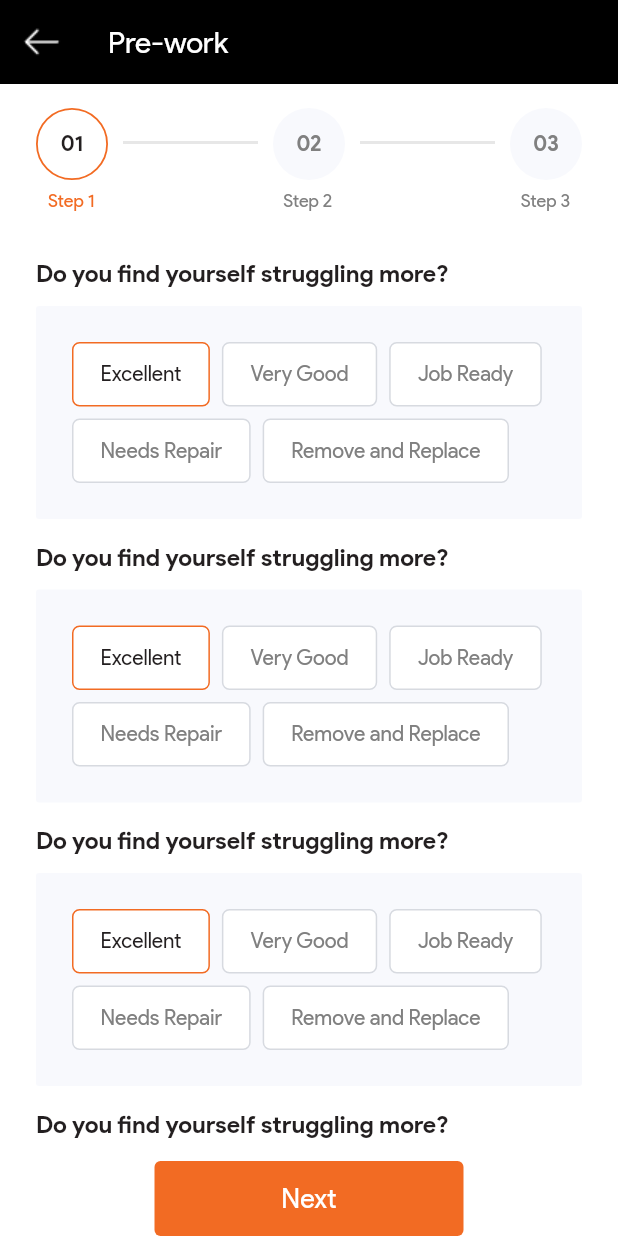
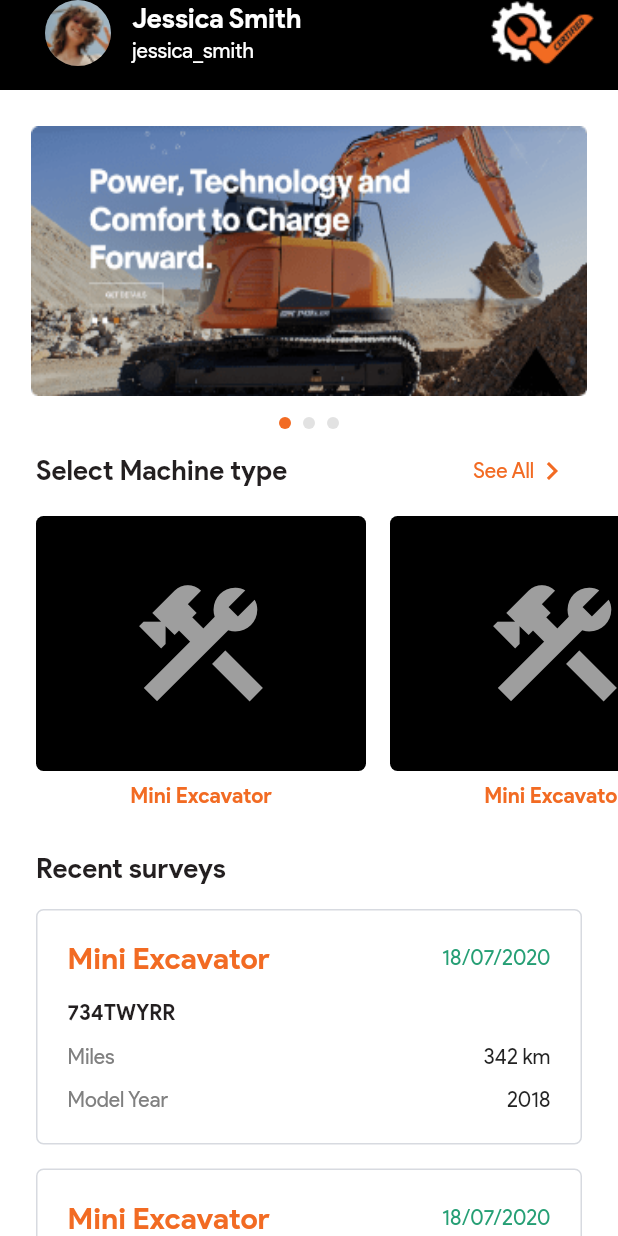
Before and after one commit to BarinderSingh04/dosaan, a Flutter app: the screen it shows after launch, on a phone screen of 412 x 824 dp. Run offline on Flutter 3.47's test engine with Material 2 defaults, Android fonts, the phone set to English and light mode, and no system bars; drawn by our look-alikes of carousel_slider; our stand-ins replace dotted_border.

Commit message:
added home screen

```diff
--- a/lib/history_screen.dart
+++ b/lib/history_screen.dart
@@ -38,7 +38,7 @@ class HistoryScreen extends StatelessWidget {
               ],
             ),
             const SizedBox(height: 18),
-            const historyItem(
+            const HistoryItem(
               name: "Mini Excavator",
               date: "18/07/2020",
               model: "734TWYRR",
@@ -46,7 +46,7 @@ class HistoryScreen extends StatelessWidget {
               year: "2018",
             ),
             const SizedBox(height: 14),
-            const historyItem(
+            const HistoryItem(
               name: "Mini Excavator",
               date: "18/07/2020",
               model: "734TWYRR",
@@ -54,7 +54,7 @@ class HistoryScreen extends StatelessWidget {
               year: "2018",
             ),
             const SizedBox(height: 14),
-            const historyItem(
+            const HistoryItem(
               name: "Mini Excavator",
               date: "18/07/2020",
               model: "734TWYRR",
@@ -68,13 +68,14 @@ class HistoryScreen extends StatelessWidget {
   }
 }
 
-class historyItem extends StatelessWidget {
+class HistoryItem extends StatelessWidget {
   final String name;
   final String date;
   final String model;
   final String miles;
   final String year;
-  const historyItem({
+
+  const HistoryItem({
     Key? key,
     required this.name,
     required this.date,
@@ -88,8 +89,11 @@ class historyItem extends StatelessWidget {
     return Container(
       padding: const EdgeInsets.all(20),
       decoration: BoxDecoration(
-          borderRadius: BorderRadius.circular(5),
-          border: Border.all(color: const Color(0xffd7dae0))),
+        borderRadius: BorderRadius.circular(5),
+        border: Border.all(
+          color: const Color(0xffd7dae0),
+        ),
+      ),
       child: Column(
         crossAxisAlignment: CrossAxisAlignment.start,
         children: [
@@ -99,25 +103,30 @@ class historyItem extends StatelessWidget {
               Text(
                 name,
                 style: const TextStyle(
-                    fontSize: 20,
-                    color: Color(0xfff26b23),
-                    fontWeight: FontWeight.w600),
+                  fontSize: 20,
+                  color: Color(0xfff26b23),
+                  fontWeight: FontWeight.w600,
+                ),
               ),
               Text(
                 date,
-                style: const TextStyle(fontSize: 14, color: Color(0xff269f75)),
+                style: const TextStyle(
+                  fontSize: 14,
+                  color: Color(0xff269f75),
+                ),
               ),
             ],
           ),
-          const SizedBox(height: 12),
+          const SizedBox(height: 16),
           Text(
             model,
             style: const TextStyle(
-                fontSize: 14,
-                fontWeight: FontWeight.w600,
-                color: Color(0xff231f20)),
+              fontSize: 14,
+              fontWeight: FontWeight.w600,
+              color: Color(0xff231f20),
+            ),
           ),
-          const SizedBox(height: 8),
+          const SizedBox(height: 12),
           Row(
             mainAxisAlignment: MainAxisAlignment.spaceBetween,
             children: [
@@ -131,7 +140,7 @@ class historyItem extends StatelessWidget {
               )
             ],
           ),
-          const SizedBox(height: 8),
+          const SizedBox(height: 12),
           Row(
             mainAxisAlignment: MainAxisAlignment.spaceBetween,
             children: [
--- /dev/null
+++ b/lib/home_screen.dart
@@ -0,0 +1,278 @@
+import 'package:carousel_slider/carousel_slider.dart';
+import 'package:flutter/material.dart';
+import 'package:flutter/services.dart';
+
+import 'history_screen.dart';
+
+class HomeScreen extends StatefulWidget {
+  const HomeScreen({Key? key}) : super(key: key);
+
+  @override
+  State<HomeScreen> createState() => _HomeScreenState();
+}
+
+class _HomeScreenState extends State<HomeScreen> {
+  int _current = 0;
+
+  @override
+  Widget build(BuildContext context) {
+    return Scaffold(
+      appBar: const HomeAppBar(),
+      body: SafeArea(
+        child: ListView(
+          children: [
+            const SizedBox(
+              height: 24,
+            ),
+            CarouselSlider(
+              items: List.generate(
+                3,
+                (index) => Image.asset(
+                  "assets/images/Mask  3079.png",
+                  fit: BoxFit.fill,
+                ),
+              ),
+              options: CarouselOptions(
+                height: 180,
+                viewportFraction: 0.9,
+                initialPage: 0,
+                enableInfiniteScroll: true,
+                reverse: false,
+                autoPlay: true,
+                scrollDirection: Axis.horizontal,
+                autoPlayInterval: const Duration(seconds: 3),
+                autoPlayAnimationDuration: const Duration(milliseconds: 800),
+                autoPlayCurve: Curves.fastOutSlowIn,
+                enlargeCenterPage: true,
+                onPageChanged: (index, reason) {
+                  setState(() {
+                    _current = index;
+                  });
+                },
+              ),
+            ),
+            const SizedBox(
+              height: 10,
+            ),
+            Row(
+              mainAxisAlignment: MainAxisAlignment.center,
+              children: List.generate(3, (entry) {
+                return Container(
+                    width: 8.0,
+                    height: 8.0,
+                    margin: const EdgeInsets.symmetric(
+                        vertical: 4.0, horizontal: 4.0),
+                    decoration: BoxDecoration(
+                      shape: BoxShape.circle,
+                      color: _current == entry
+                          ? Theme.of(context).primaryColor
+                          : const Color.fromARGB(255, 226, 226, 226),
+                    ));
+              }).toList(),
+            ),
+            Column(
+              children: [
+                Padding(
+                  padding: const EdgeInsets.symmetric(horizontal: 24.0),
+                  child: Row(
+                    mainAxisAlignment: MainAxisAlignment.spaceBetween,
+                    children: [
+                      Text(
+                        "Select Machine type",
+                        style: TextStyle(
+                          color: Theme.of(context).primaryColorDark,
+                          fontWeight: FontWeight.bold,
+                          fontSize: 18.0,
+                        ),
+                      ),
+                      TextButton(
+                        style: TextButton.styleFrom(
+                          primary: Theme.of(context).primaryColor,
+                        ),
+                        onPressed: () {},
+                        child: Row(
+                          children: const [
+                            Text("See All"),
+                            Icon(Icons.chevron_right),
+                          ],
+                        ),
+                      ),
+                    ],
+                  ),
+                ),
+                const SizedBox(height: 6.0),
+                SizedBox.fromSize(
+                  size: const Size.fromHeight(200),
+                  child: ListView.separated(
+                    itemCount: 3,
+                    padding: const EdgeInsets.symmetric(horizontal: 24.0),
+                    scrollDirection: Axis.horizontal,
+                    itemBuilder: (context, index) {
+                      return const MachineItem();
+                    },
+                    separatorBuilder: (context, index) {
+                      return const SizedBox(width: 16.0);
+                    },
+                  ),
+                ),
+                const SizedBox(height: 24.0),
+                Align(
+                  alignment: Alignment.centerLeft,
+                  child: Padding(
+                    padding: const EdgeInsets.symmetric(horizontal: 24.0),
+                    child: Text(
+                      "Recent surveys",
+                      style: TextStyle(
+                        color: Theme.of(context).primaryColorDark,
+                        fontWeight: FontWeight.bold,
+                        fontSize: 18.0,
+                      ),
+                    ),
+                  ),
+                ),
+              ],
+            ),
+            const SizedBox(height: 16.0),
+            Padding(
+              padding: const EdgeInsets.symmetric(horizontal: 24.0),
+              child: Wrap(
+                runSpacing: 16.0,
+                children: const [
+                  HistoryItem(
+                    name: "Mini Excavator",
+                    date: "18/07/2020",
+                    model: "734TWYRR",
+                    miles: "342 km",
+                    year: "2018",
+                  ),
+                  HistoryItem(
+                    name: "Mini Excavator",
+                    date: "18/07/2020",
+                    model: "734TWYRR",
+                    miles: "342 km",
+                    year: "2018",
+                  ),
+                  HistoryItem(
+                    name: "Mini Excavator",
+                    date: "18/07/2020",
+                    model: "734TWYRR",
+                    miles: "342 km",
+                    year: "2018",
+                  ),
+                ],
+              ),
+            )
+          ],
+        ),
+      ),
+    );
+  }
+}
+
+class MachineItem extends StatelessWidget {
+  const MachineItem({
+    Key? key,
+  }) : super(key: key);
+
+  @override
+  Widget build(BuildContext context) {
+    return Column(
+      children: [
+        Container(
+          constraints: BoxConstraints.tight(const Size(220, 170)),
+          decoration: BoxDecoration(
+            borderRadius: BorderRadius.circular(5.0),
+            color: Colors.black,
+          ),
+          child: const Icon(
+            Icons.construction,
+            color: Colors.grey,
+            size: 100,
+          ),
+        ),
+        const SizedBox(height: 8.0),
+        Text(
+          "Mini Excavator",
+          style: TextStyle(
+            fontWeight: FontWeight.w600,
+            color: Theme.of(context).primaryColor,
+          ),
+        )
+      ],
+    );
+  }
+}
+
+class HomeAppBar extends StatelessWidget implements PreferredSizeWidget {
+  const HomeAppBar({Key? key}) : super(key: key);
+
+  @override
+  Widget build(BuildContext context) {
+    final padding = MediaQuery.of(context).padding.top;
+    return AnnotatedRegion<SystemUiOverlayStyle>(
+      value: const SystemUiOverlayStyle(
+        statusBarColor: Colors.black,
+        statusBarIconBrightness: Brightness.light,
+        statusBarBrightness: Brightness.dark,
+      ),
+      child: SizedBox.fromSize(
+        size: Size.fromHeight(padding + 60),
+        child: DecoratedBox(
+          decoration: const BoxDecoration(
+            color: Colors.black,
+          ),
+          child: Align(
+            alignment: Alignment.bottomCenter,
+            child: SizedBox.fromSize(
+              size: const Size.fromHeight(60),
+              child: Padding(
+                padding: const EdgeInsets.only(
+                  left: 24.0,
+                  bottom: 16.0,
+                  right: 16.0,
+                ),
+                child: Row(
+                  crossAxisAlignment: CrossAxisAlignment.end,
+                  children: [
+                    const CircleAvatar(
+                      radius: 28,
+                      backgroundImage: AssetImage(
+                        "assets/images/avatar.png",
+                      ),
+                    ),
+                    const SizedBox(width: 8),
+                    Expanded(
+                      child: Column(
+                        crossAxisAlignment: CrossAxisAlignment.start,
+                        mainAxisAlignment: MainAxisAlignment.center,
+                        children: const [
+                          Text(
+                            "Jessica Smith",
+                            style: TextStyle(
+                              color: Colors.white,
+                              fontSize: 18,
+                              fontWeight: FontWeight.bold,
+                            ),
+                          ),
+                          SizedBox(height: 2),
+                          Text(
+                            "jessica_smith",
+                            style: TextStyle(color: Colors.white),
+                          ),
+                        ],
+                      ),
+                    ),
+                    Image.asset("assets/images/Certified.png")
+                  ],
+                ),
+              ),
+            ),
+          ),
+        ),
+      ),
+    );
+  }
+
+  @override
+  Size get preferredSize => const Size.fromHeight(60);
+}
--- a/lib/jessica _smith_screen.dart
+++ /dev/null
@@ -1,68 +0,0 @@
-import 'package:flutter/material.dart';
-
-class JessicaSmithScreen extends StatelessWidget {
-  const JessicaSmithScreen({Key? key}) : super(key: key);
-
-  @override
-  Widget build(BuildContext context) {
-    return Scaffold(
-      body: Padding(
-        padding: const EdgeInsets.symmetric(horizontal: 24, vertical: 10),
-        child: SafeArea(
-          child: Column(
-            children: [
-              Container(
-
-                decoration: BoxDecoration(
-                  color: Colors.black
-                ),
-                child: Row(
-
-                  children: [
-                    const CircleAvatar(
-                        radius: 28,
-                        backgroundImage: AssetImage("assets/images/avatar.png")),
-                    const SizedBox(width: 12),
-                    Column(
-                      children: const [
-                        Text(
-                          "Jessica Smith",
-                          style: TextStyle(
-                            color: Colors.white,
-                              fontSize: 18, fontWeight: FontWeight.bold),
-                        ),
-                        Text("jessica_smith",
-                        style: TextStyle(
-                          color: Colors.white
-                        ),),
-                      ],
-                    ),
-                    const SizedBox(width: 90),
-                    Image.asset("assets/images/Certified.png")
-                  ],
-                ),
-              ),
-              const SizedBox(height: 20),
-              const Text(
-                "Welcome to",
-                style: TextStyle(fontSize: 18, color: Color(0xfff26b23)),
-              ),
-              const SizedBox(height: 14),
-              Image.asset("assets/images/Mask  3079.png"),
-              SizedBox(height: 32),
-              Text(
-                "Select Machine Type",
-                style: TextStyle(
-                    color: Color(0xff231f20),
-                    fontSize: 18,
-                    fontWeight: FontWeight.bold),
-              ),
-
-
-            ],
-          ),
-        ),
-      ),
-    );
-  }
-}
--- a/lib/main.dart
+++ b/lib/main.dart
@@ -1,6 +1,4 @@
-import 'package:dosaan/login_screen.dart';
-import 'package:dosaan/screens/pre_form/pre_work_screen.dart';
-import 'package:dosaan/remarketing_evaluation.dart';
+import 'package:dosaan/home_screen.dart';
 import 'package:flutter/material.dart';
 
 void main() {
@@ -41,7 +39,7 @@ class MyApp extends StatelessWidget {
           ),
         ),
       ),
-      home: const PreWorkScreen(),
+      home: const HomeScreen(),
     );
   }
 }
--- a/pubspec.yaml
+++ b/pubspec.yaml
@@ -35,6 +35,7 @@ dependencies:
   # Use with the CupertinoIcons class for iOS style icons.
   cupertino_icons: ^1.0.2
   dotted_border: ^2.0.0+2
+  carousel_slider: ^4.1.1
 
 dev_dependencies:
   flutter_test:
```
Also changed, not shown: pubspec.lock.
